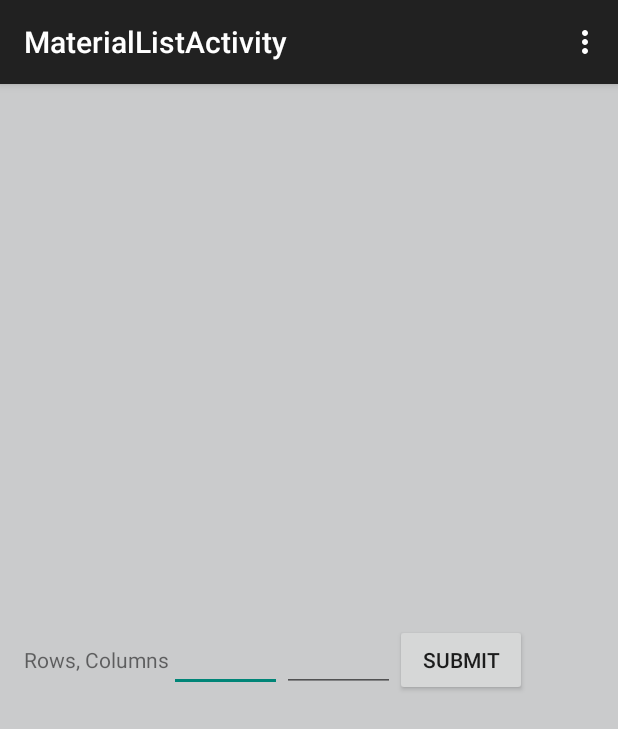
After one commit to mgumble/Protoboard_App, an Android app: the MaterialListActivity screen opened directly, with no data from a screen before it, on a phone screen of 412 x 824 dp. The commit adds this screen. Shown: the top 729 px of the screen. Run offline under Robolectric (Android 15) with nearby library versions, the phone set to English and light mode, and no system bars.

Commit message:
added user input for board size

```diff
--- a/PracticeApplication/app/src/main/java/com/example/emilie/practiceapplication/DropboxDownload.java
+++ b/PracticeApplication/app/src/main/java/com/example/emilie/practiceapplication/DropboxDownload.java
@@ -103,7 +103,7 @@ public class DropboxDownload extends Activity implements OnItemClickListener {
             if(fileSelected.fileName().contains(".asc"))
             {
                 LTParser parser = new LTParser(Utils.getPath() + "/" + fileSelected.fileName(),Utils.getPath() +"/lib/sym/");
-                Intent intent = new Intent(DropboxDownload.this,VectorBoardActivity.class);
+                Intent intent = new Intent(DropboxDownload.this,MaterialListActivity.class);
                 ArrayList<Component> comp = parser.test();
                 intent.putExtra("ComponentList", comp);
                 startActivity(intent);
--- /dev/null
+++ b/PracticeApplication/app/src/main/java/com/example/emilie/practiceapplication/MaterialListActivity.java
@@ -0,0 +1,70 @@
+package com.example.emilie.practiceapplication;
+
+import android.content.Intent;
+import android.os.Bundle;
+import android.support.v7.app.AppCompatActivity;
+import android.view.Menu;
+import android.view.MenuItem;
+import android.view.View;
+import android.widget.EditText;
+
+import com.example.emilie.practiceapplication.Parser.Component;
+
+import java.io.Serializable;
+import java.util.ArrayList;
+
+public class MaterialListActivity extends AppCompatActivity {
+
+    public Serializable serializedList;
+    public ArrayList<Component> componentList;
+    @Override
+    protected void onCreate(Bundle savedInstanceState) {
+        super.onCreate(savedInstanceState);
+        setContentView(R.layout.activity_material_list);
+
+        Intent intent = getIntent();
+        serializedList = intent.getSerializableExtra("ComponentList");
+        componentList = (ArrayList<Component>) serializedList;
+    }
+
+    public void submit(View v)
+    {
+        Intent i = new Intent(MaterialListActivity.this,VectorBoardActivity.class);
+        i.putExtra("ComponentList", componentList);
+        EditText rows = (EditText) findViewById(R.id.rows);
+        EditText cols = (EditText) findViewById(R.id.columns);
+        if(!rows.getText().equals("") && !cols.getText().equals(""))
+        {
+            i.putExtra("row", Integer.parseInt(rows.getText().toString()));
+            i.putExtra("col", Integer.parseInt(cols.getText().toString()));
+            startActivity(i);
+        }
+        else
+        {
+            i.putExtra("row", 10);
+            i.putExtra("col", 10);
+            startActivity(i);
+        }
+    }
+    @Override
+    public boolean onCreateOptionsMenu(Menu menu) {
+        // Inflate the menu; this adds items to the action bar if it is present.
+        getMenuInflater().inflate(R.menu.menu_material_list, menu);
+        return true;
+    }
+
+    @Override
+    public boolean onOptionsItemSelected(MenuItem item) {
+        // Handle action bar item clicks here. The action bar will
+        // automatically handle clicks on the Home/Up button, so long
+        // as you specify a parent activity in AndroidManifest.xml.
+        int id = item.getItemId();
+
+        //noinspection SimplifiableIfStatement
+        if (id == R.id.action_settings) {
+            return true;
+        }
+
+        return super.onOptionsItemSelected(item);
+    }
+}
--- /dev/null
+++ b/PracticeApplication/app/src/main/res/layout/activity_material_list.xml
@@ -0,0 +1,50 @@
+<RelativeLayout xmlns:android="http://schemas.android.com/apk/res/android"
+    xmlns:tools="http://schemas.android.com/tools" android:layout_width="match_parent"
+    android:layout_height="match_parent" android:paddingLeft="@dimen/activity_horizontal_margin"
+    android:paddingRight="@dimen/activity_horizontal_margin"
+    android:paddingTop="@dimen/activity_vertical_margin"
+    android:paddingBottom="@dimen/activity_vertical_margin"
+    android:background="#CACBCC"
+    tools:context="com.example.emilie.practiceapplication.MaterialListActivity">
+
+
+    <LinearLayout
+        android:orientation="horizontal"
+        android:layout_width="match_parent"
+        android:layout_height="wrap_content"
+        android:id="@+id/linearLayout"
+        android:layout_centerVertical="true"
+        android:layout_alignParentEnd="true">
+
+        <TextView
+            android:layout_width="wrap_content"
+            android:layout_height="wrap_content"
+            android:text="Rows, Columns"
+            android:id="@+id/textView3" />
+
+        <EditText
+            android:layout_width="75dp"
+            android:layout_height="wrap_content"
+            android:inputType="number"
+            android:ems="10"
+            android:id="@+id/rows"
+            android:layout_below="@+id/listView"
+            android:layout_alignParentStart="true" />
+
+        <EditText
+            android:layout_width="75dp"
+            android:layout_height="wrap_content"
+            android:inputType="number"
+            android:ems="10"
+            android:id="@+id/columns" />
+
+        <Button
+            android:layout_width="wrap_content"
+            android:layout_height="wrap_content"
+            android:text="Submit"
+            android:id="@+id/btn_sub"
+            android:onClick="submit"/>
+
+    </LinearLayout>
+
+</RelativeLayout>
--- /dev/null
+++ b/PracticeApplication/app/src/main/res/menu/menu_material_list.xml
@@ -0,0 +1,7 @@
+<menu xmlns:android="http://schemas.android.com/apk/res/android"
+    xmlns:app="http://schemas.android.com/apk/res-auto"
+    xmlns:tools="http://schemas.android.com/tools"
+    tools:context="com.example.emilie.practiceapplication.MaterialListActivity">
+    <item android:id="@+id/action_settings" android:title="@string/action_settings"
+        android:orderInCategory="100" app:showAsAction="never" />
+</menu>
--- a/PracticeApplication/app/src/main/res/values/strings.xml
+++ b/PracticeApplication/app/src/main/res/values/strings.xml
@@ -32,6 +32,7 @@
     <string name="drop_box">DropBox</string>
 
     <string name="download">Download Schematic</string>
+    <string name="title_activity_material_list">MaterialListActivity</string>
 
 
 </resources>
```
Also changed, not shown: PracticeApplication/app/src/main/AndroidManifest.xml (+12 -9 lines), PracticeApplication/app/src/main/java/com/example/emilie/practiceapplication/VectorBoardActivity.java (+5 -4 lines).
